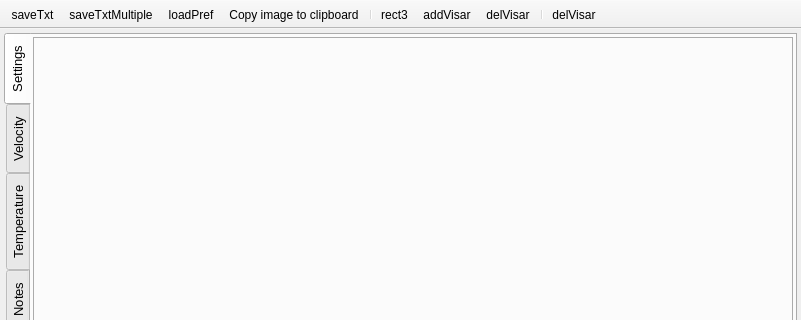
This is plugins/Visar/Visar.ui in NeutrinoToolkit/Neutrino as Qt 5 draws it before an edit; both pictures show x 0 to 801 and y 0 to 320 of the 801 by 546 pixel window. The edited form follows.
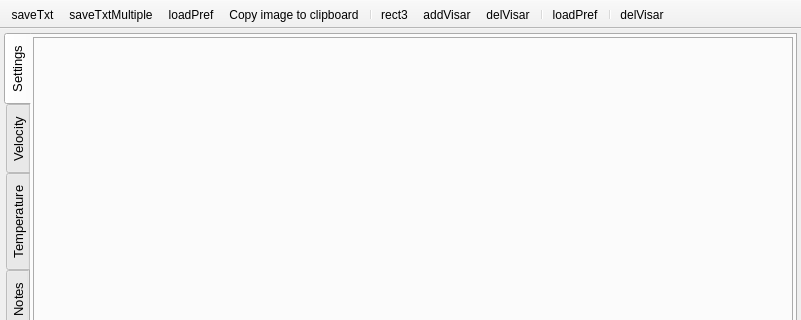
This is the edited form. Icons and pictures are not drawn. Custom widgets are drawn as their Qt base class.

Commit message: visar add button to filter all images

Diff of the .ui file:
```diff
--- a/plugins/Visar/Visar.ui
+++ b/plugins/Visar/Visar.ui
@@ -1007,6 +1007,8 @@
    <addaction name="actionAddVisar"/>
    <addaction name="actionDelVisar"/>
    <addaction name="separator"/>
+   <addaction name="actionDoWavelets"/>
+   <addaction name="separator"/>
    <addaction name="actionRefreshComboShot"/>
   </widget>
   <action name="actionSaveTxt">
@@ -1102,6 +1104,18 @@
     <string>refresh paths</string>
    </property>
   </action>
+  <action name="actionDoWavelets">
+   <property name="icon">
+    <iconset resource="Visar.qrc">
+     <normaloff>:/icons/refresh.png</normaloff>:/icons/refresh.png</iconset>
+   </property>
+   <property name="text">
+    <string>loadPref</string>
+   </property>
+   <property name="toolTip">
+    <string>Filter all VISARs</string>
+   </property>
+  </action>
  </widget>
  <customwidgets>
   <customwidget>
```
Left out of the diff: 1 changed line with no effect on the pictures. The commit also changes 1 other file.
